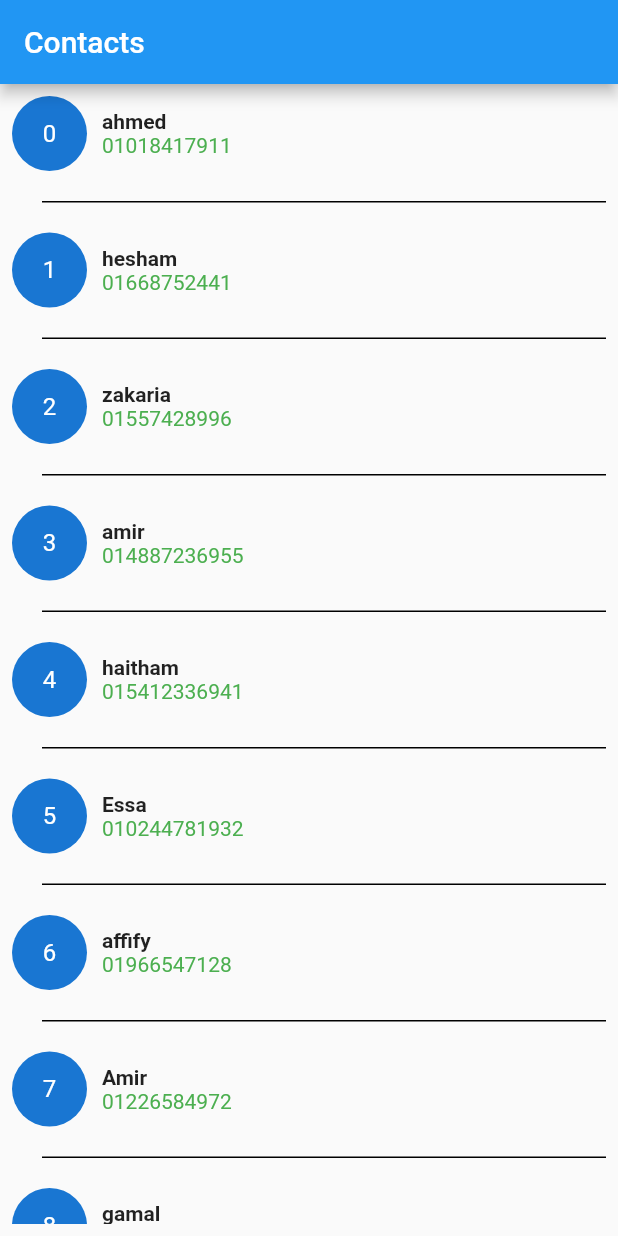
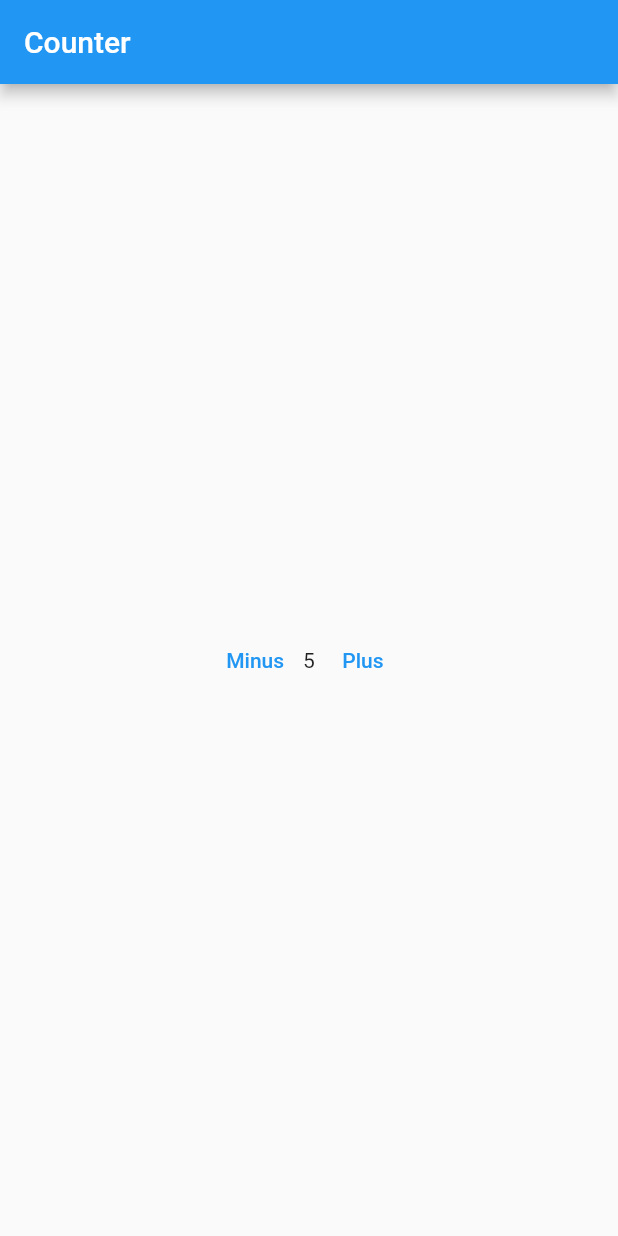
Before and after one commit to AbdElhamid-Zyada/whatsClone, a Flutter app: the screen it shows after launch, on a phone screen of 412 x 824 dp. Run offline on Flutter 3.47's test engine with Material 2 defaults, Android fonts, the phone set to English and light mode, and no system bars.

Commit message:
first test to stateful widget in counter app

```diff
--- a/lib/contact_card.dart
+++ /dev/null
@@ -1,11 +0,0 @@
-class ContactCard {
-  final int id;
-  final String name;
-  final String phone;
-
-  ContactCard({
-    required this.id,
-    required this.name,
-    required this.phone,
-  }) {}
-}
--- a/lib/contacts_list.dart
+++ /dev/null
@@ -1,119 +0,0 @@
-import 'package:flutter/material.dart';
-import 'package:whatsapp_clone/contact_Card.dart';
-
-class ContactsList extends StatelessWidget {
-  List<ContactCard> contacts = [
-    ContactCard(
-      id: 1,
-      name: "ahmed",
-      phone: "01018417911",
-    ),
-    ContactCard(
-      id: 2,
-      name: "hesham",
-      phone: "01668752441",
-    ),
-    ContactCard(
-      id: 3,
-      name: "zakaria",
-      phone: "01557428996",
-    ),
-    ContactCard(
-      id: 4,
-      name: "amir",
-      phone: "014887236955",
-    ),
-    ContactCard(
-      id: 5,
-      name: "haitham",
-      phone: "015412336941",
-    ),
-    ContactCard(
-      id: 1,
-      name: "Essa",
-      phone: "010244781932",
-    ),
-    ContactCard(
-      id: 1,
-      name: "affify",
-      phone: "01966547128",
-    ),
-    ContactCard(
-      id: 1,
-      name: "Amir",
-      phone: "01226584972",
-    ),
-    ContactCard(
-      id: 1,
-      name: "gamal",
-      phone: "010447923685",
-    ),
-    ContactCard(
-      id: 1,
-      name: "akram",
-      phone: "01012558749",
-    ),
-    ContactCard(
-      id: 1,
-      name: "herfy",
-      phone: "01045998715",
-    ),
-  ];
-
-  @override
-  Widget build(BuildContext context) {
-    return Scaffold(
-      appBar: AppBar(
-        title: Text("Contacts"),
-      ),
-      body: Padding(
-        padding: const EdgeInsets.all(8.0),
-        child: ListView.separated(
-            itemBuilder: (context, index) =>
-                buildContactCard(index, contacts[index]),
-            separatorBuilder: (context, index) => Padding(
-                  padding: const EdgeInsetsDirectional.only(
-                    start: 20,
-                    top: 20,
-                    bottom: 20,
-                  ),
-                  child: Container(
-                    width: double.infinity,
-                    height: 1,
-                    color: Colors.black,
-                  ),
-                ),
-            itemCount: contacts.length),
-      ),
-    );
-  }
-}
-
-Widget buildContactCard(index, ContactCard user) => Row(
-      children: [
-        CircleAvatar(
-          radius: 25,
-          child: Text("$index"),
-        ),
-        SizedBox(
-          width: 10,
-        ),
-        Column(
-          crossAxisAlignment: CrossAxisAlignment.start,
-          children: [
-            Text(
-              '${user.name}',
-              style: TextStyle(
-                fontWeight: FontWeight.bold,
-              ),
-            ),
-            Text(
-              "${user.phone}",
-              style: TextStyle(
-                color: Colors.green,
-              ),
-            ),
-          ],
-        ),
-      ],
-    );
--- a/lib/main.dart
+++ b/lib/main.dart
@@ -2,12 +2,13 @@
 
 import 'package:flutter/material.dart';
 import 'package:whatsapp_clone/contacts_list.dart';
+import 'package:whatsapp_clone/testSttful.dart';
 
 void main() {
   runApp(
     MaterialApp(
       debugShowCheckedModeBanner: false,
-      home: ContactsList(),
+      home: MyWidget(),
     ),
   );
 }
--- /dev/null
+++ b/lib/testSttful.dart
@@ -0,0 +1,44 @@
+import 'package:flutter/material.dart';
+import 'package:flutter/src/widgets/framework.dart';
+import 'package:flutter/src/widgets/placeholder.dart';
+
+class MyWidget extends StatefulWidget {
+  @override
+  State<MyWidget> createState() => _MyWidgetState();
+}
+
+class _MyWidgetState extends State<MyWidget> {
+  int counter = 5;
+  @override
+  Widget build(BuildContext context) {
+    return Scaffold(
+      appBar: AppBar(
+        title: Text("Counter"),
+      ),
+      body: Center(
+        child: Row(
+          mainAxisAlignment: MainAxisAlignment.center,
+          children: [
+            TextButton(
+              onPressed: () {
+                setState(() {
+                  counter--;
+                });
+              },
+              child: Text("Minus"),
+            ),
+            Text("$counter"),
+            TextButton(
+              onPressed: () {
+                setState(() {
+                  counter++;
+                });
+              },
+              child: Text("Plus"),
+            ),
+          ],
+        ),
+      ),
+    );
+  }
+}
```
Also changed, not shown: pubspec.lock, 1 other file.
